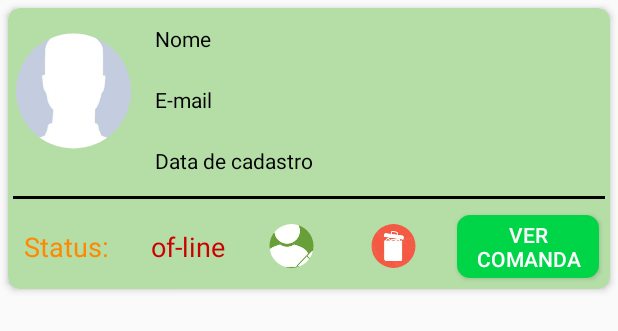
After one commit to gilmario55/ComandaElotronica, an Android app: the layout adapter_cliente.xml on its own in the app's theme, with its tools: preview values and no code run, on a phone screen of 412 x 824 dp. The commit adds this screen. Shown: the top 331 px of the screen. Run offline under Robolectric (Android 15) with nearby library versions, the phone set to English and light mode, and no system bars.

Commit message:
Foi feito o listar clientes, adicionei a classe AdapterCliente e criei o layout do adapter.

```diff
--- /dev/null
+++ b/app/src/main/res/layout/adapter_cliente.xml
@@ -0,0 +1,145 @@
+<?xml version="1.0" encoding="utf-8"?>
+<androidx.cardview.widget.CardView xmlns:android="http://schemas.android.com/apk/res/android"
+    xmlns:app="http://schemas.android.com/apk/res-auto"
+    android:id="@+id/cardViewCliente"
+    android:layout_width="match_parent"
+    android:layout_height="wrap_content"
+    android:layout_margin="5dp"
+    android:backgroundTint="#B5DEA7"
+    app:cardBackgroundColor="#B5DEA7"
+    app:cardCornerRadius="8dp"
+    app:cardElevation="3dp"
+    app:cardPreventCornerOverlap="true"
+    app:cardUseCompatPadding="false">
+
+    <LinearLayout
+        android:layout_width="match_parent"
+        android:layout_height="match_parent"
+        android:orientation="vertical">
+
+        <LinearLayout
+            android:layout_width="match_parent"
+            android:layout_height="wrap_content">
+
+            <de.hdodenhof.circleimageview.CircleImageView
+                android:id="@+id/circleImageCliente"
+                android:layout_width="120dp"
+                android:layout_height="100dp"
+                android:layout_margin="5dp"
+                android:layout_weight="1"
+                android:src="@drawable/perfil" />
+
+            <LinearLayout
+                android:layout_width="match_parent"
+                android:layout_height="wrap_content"
+                android:layout_gravity="center"
+                android:layout_weight="2"
+                android:orientation="vertical">
+
+                <TextView
+                    android:id="@+id/textViewNomeCliente"
+                    android:layout_width="match_parent"
+                    android:layout_height="wrap_content"
+                    android:layout_margin="5dp"
+                    android:layout_weight="1"
+                    android:hint="Nome"
+                    android:padding="5dp"
+                    android:text="Nome"
+                    android:textColor="@android:color/black"
+                    android:textSize="14sp" />
+
+                <TextView
+                    android:id="@+id/textViewEmailCliente"
+                    android:layout_width="match_parent"
+                    android:layout_height="wrap_content"
+                    android:layout_margin="5dp"
+                    android:layout_weight="1"
+                    android:hint="E-mail"
+                    android:padding="5dp"
+                    android:text="E-mail"
+                    android:textColor="@android:color/black"
+                    android:textSize="14sp" />
+
+                <TextView
+                    android:id="@+id/textViewDataCliente"
+                    android:layout_width="match_parent"
+                    android:layout_height="wrap_content"
+                    android:layout_margin="5dp"
+                    android:layout_weight="1"
+                    android:padding="5dp"
+                    android:text="Data de cadastro"
+                    android:textColor="@android:color/black"
+                    android:textSize="14sp" />
+
+            </LinearLayout>
+
+        </LinearLayout>
+
+        <View
+            android:id="@+id/view3"
+            android:layout_width="match_parent"
+            android:layout_height="2dp"
+            android:layout_margin="3dp"
+            android:background="@android:color/black" />
+
+        <LinearLayout
+            android:layout_width="match_parent"
+            android:layout_height="wrap_content"
+            android:gravity="center">
+
+            <TextView
+                android:id="@+id/textView18"
+                android:layout_width="48dp"
+                android:layout_height="wrap_content"
+                android:layout_margin="5dp"
+                android:layout_weight="1"
+                android:padding="5dp"
+                android:text="Status:"
+                android:textColor="@android:color/holo_orange_dark"
+                android:textSize="18sp" />
+
+            <TextView
+                android:id="@+id/textViewStatusCliente"
+                android:layout_width="45dp"
+                android:layout_height="wrap_content"
+                android:layout_weight="1"
+                android:foregroundGravity="center"
+                android:gravity="center|center_vertical"
+                android:text="of-line"
+                android:textColor="@android:color/holo_red_dark"
+                android:textSize="18sp" />
+
+            <de.hdodenhof.circleimageview.CircleImageView
+                android:id="@+id/circleImageEditarCliente"
+                android:layout_width="40dp"
+                android:layout_height="40dp"
+                android:layout_weight="1"
+                android:padding="5dp"
+                android:src="@drawable/perfil_verde" />
+
+            <de.hdodenhof.circleimageview.CircleImageView
+                android:id="@+id/circleImageExcluirCliente"
+                android:layout_width="40dp"
+                android:layout_height="40dp"
+                android:layout_margin="2dp"
+                android:layout_weight="1"
+                android:padding="5dp"
+                android:src="@drawable/excluir" />
+
+            <Button
+                android:id="@+id/buttonVerComanda"
+                android:layout_width="42dp"
+                android:layout_height="42dp"
+                android:layout_margin="7dp"
+                android:layout_weight="2"
+                android:background="@drawable/botao_customizado_verde"
+                android:backgroundTint="@color/verde_claro"
+                android:padding="2dp"
+                android:text="Ver comanda"
+                android:textColor="@android:color/white" />
+
+        </LinearLayout>
+    </LinearLayout>
+
+
+</androidx.cardview.widget.CardView>
--- a/app/src/main/res/values/colors.xml
+++ b/app/src/main/res/values/colors.xml
@@ -25,7 +25,7 @@
     <color name="cinza_claro">#ECECEC</color>
     <color name="verde_claro">#00D447</color>
     <color name="branco_customizado">#F6F0F0</color>
-
+    <color name="azul_customizado">#51BDF1</color>
 
 
 </resources>
```
Also changed, not shown: app/src/main/java/com/example/comandaelotrnica/adapter/AdapterCliente.java (added, +79 -0 lines), app/src/main/java/com/example/comandaelotrnica/model/Usuario.java (+9 -0 lines), app/src/main/java/com/example/comandaelotrnica/ui/admin/clientes/ClienteFragment.java (+80 -3 lines), app/src/main/res/drawable/ic_person_pin_24.xml (added, +9 -0 lines), app/src/main/res/layout/fragment_clientes.xml (+12 -0 lines), app/src/main/res/drawable-v24/excluir.jpeg (added), app/src/main/res/drawable-v24/perfil_verde.jpeg (added).
